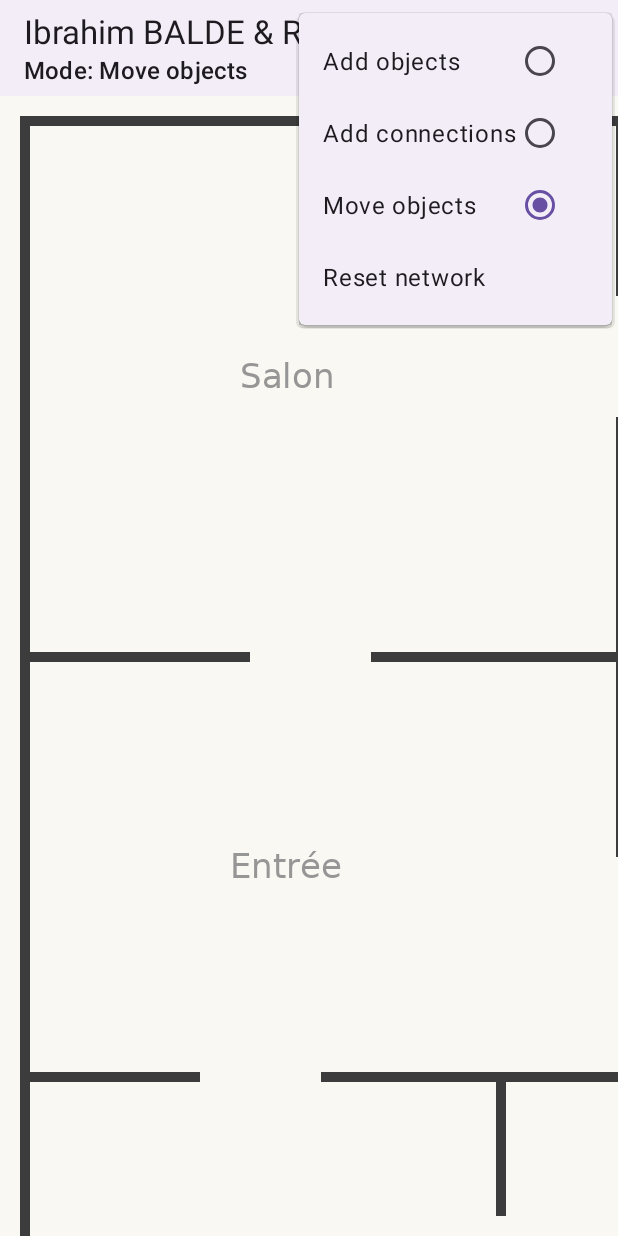
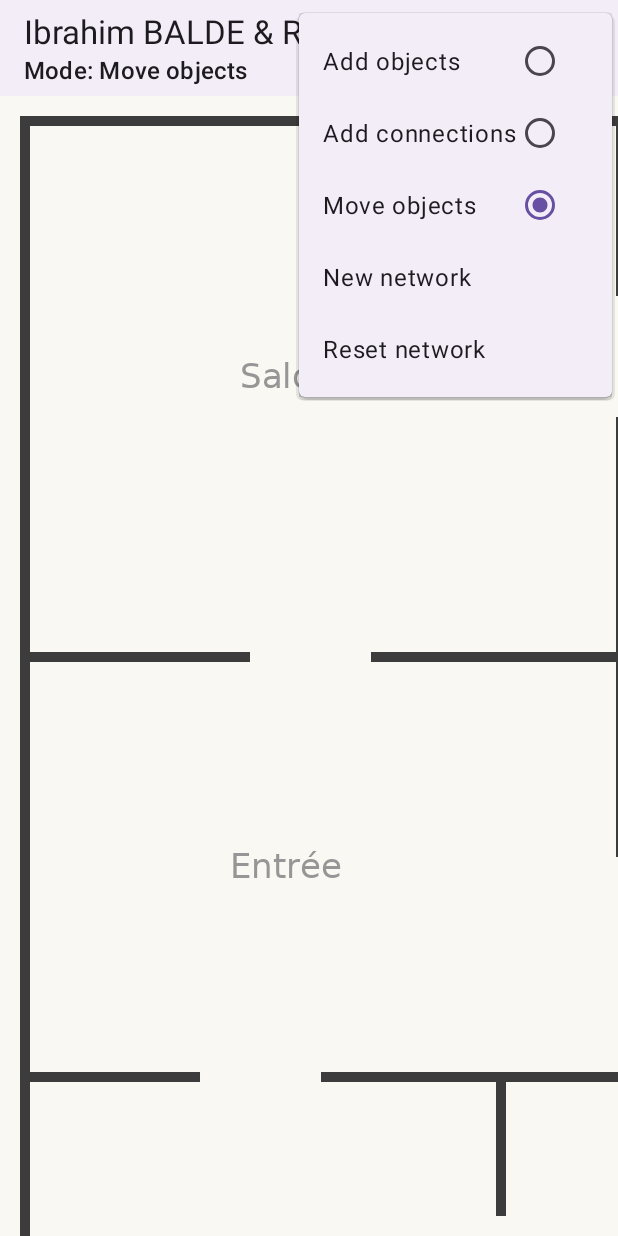
Before and after one commit to Ibrahim41926/networkbn, an Android app: the screen it shows after launch (MainActivity), with the options menu open, on a phone screen of 412 x 824 dp. Run offline under Robolectric (Android 15) with nearby library versions, the phone set to English and light mode, and no system bars.

Commit message:
Ajout du choix de plan et du bouton Nouveau reseau
Deux plans dispo (appartement et maison, plus grand pour tester le defilement). On demande confirmation si le reseau a ete modifie. Reinitialiser garde le plan courant.

```diff
--- /dev/null
+++ b/app/src/main/java/fr/istic/mob/networkBN/model/Plan.kt
@@ -0,0 +1,23 @@
+package fr.istic.mob.networkBN.model
+
+/**
+ * V2 : plans intégrés à l'application.
+ *
+ *  - [id] : identifiant texte STABLE ("appartement", "maison"), indépendant de R.drawable
+ *    et de la langue : c'est lui qui sera enregistré dans les sauvegardes.
+ *  - L'image et le nom affiché sont associés côté vue (voir view/RessourcesPlan.kt) :
+ *    le modèle reste une classe Kotlin pure, sans Android.
+ *
+ * L'ordre des constantes est l'ordre d'affichage dans la boîte « Nouveau réseau ».
+ */
+enum class Plan(val id: String) {
+    APPARTEMENT("appartement"),
+    MAISON("maison");
+
+    companion object {
+        val PAR_DEFAUT = APPARTEMENT
+
+        /** Plan d'identifiant [id], ou null s'il est inconnu (fichier invalide...). */
+        fun depuisId(id: String?): Plan? = entries.firstOrNull { it.id == id }
+    }
+}
--- a/app/src/main/java/fr/istic/mob/networkBN/view/GrapheView.kt
+++ b/app/src/main/java/fr/istic/mob/networkBN/view/GrapheView.kt
@@ -2,7 +2,6 @@ package fr.istic.mob.networkBN.view
 
 import android.content.Context
 import android.graphics.Bitmap
-import android.graphics.BitmapFactory
 import android.graphics.Canvas
 import android.graphics.Color
 import android.graphics.DashPathEffect
@@ -15,10 +14,10 @@ import android.view.GestureDetector
 import android.view.MotionEvent
 import android.view.View
 import android.view.ViewConfiguration
-import fr.istic.mob.networkBN.R
 import fr.istic.mob.networkBN.model.Connexion
 import fr.istic.mob.networkBN.model.Graph
 import fr.istic.mob.networkBN.model.Objet
+import fr.istic.mob.networkBN.model.Plan
 import fr.istic.mob.networkBN.viewModel.ConnexionProvisoire
 import kotlin.math.hypot
 
@@ -49,10 +48,18 @@ class GrapheView @JvmOverloads constructor(
 
     // ---------------- Données à dessiner ----------------
 
-    private val plan: Bitmap = BitmapFactory.decodeResource(resources, R.drawable.plan)
+    /** V2 : plan affiché, choisi par le ViewModel. */
+    var plan: Plan = Plan.PAR_DEFAUT
+        set(value) {
+            if (field == value) return
+            field = value
+            image = chargerImagePlan(resources, value)
+            requestLayout() // la vue prend la taille du nouveau plan
+            invalidate()
+        }
 
-    val largeurPlan: Int get() = plan.width
-    val hauteurPlan: Int get() = plan.height
+    /** Image du plan courant, en taille réelle (1 pixel image = 1 pixel canevas). */
+    private var image: Bitmap = chargerImagePlan(resources, plan)
 
     var graphe: Graph? = null
         set(value) {
@@ -150,13 +157,13 @@ class GrapheView @JvmOverloads constructor(
 
     /** La vue a exactement la taille du plan ; les ScrollView parentes gèrent le défilement. */
     override fun onMeasure(widthMeasureSpec: Int, heightMeasureSpec: Int) {
-        setMeasuredDimension(plan.width, plan.height)
+        setMeasuredDimension(image.width, image.height)
     }
 
     // ---------------- Dessin ----------------
 
     override fun onDraw(canvas: Canvas) {
-        canvas.drawBitmap(plan, 0f, 0f, null)
+        canvas.drawBitmap(image, 0f, 0f, null)
         val g = graphe ?: return
 
         // 1. Connexions (sous les objets) : courbe de Bézier quadratique A -> C -> B.
--- /dev/null
+++ b/app/src/main/java/fr/istic/mob/networkBN/view/RessourcesPlan.kt
@@ -0,0 +1,39 @@
+package fr.istic.mob.networkBN.view
+
+import android.content.res.Resources
+import android.graphics.Bitmap
+import android.graphics.BitmapFactory
+import fr.istic.mob.networkBN.R
+import fr.istic.mob.networkBN.model.Plan
+
+/**
+ * V2 : ressources Android associées à chaque [Plan] (le modèle ne connaît que son identifiant).
+ * Images dans drawable-nodpi, décodées sans mise à l'échelle : 1 pixel image = 1 pixel canevas.
+ */
+
+/** Image du plan. */
+val Plan.image: Int
+    get() = when (this) {
+        Plan.APPARTEMENT -> R.drawable.plan_appartement
+        Plan.MAISON -> R.drawable.plan_maison
+    }
+
+/** Nom affiché (traduit) du plan. */
+val Plan.nom: Int
+    get() = when (this) {
+        Plan.APPARTEMENT -> R.string.plan_appartement
+        Plan.MAISON -> R.string.plan_maison
+    }
+
+private fun optionsSansMiseAEchelle() = BitmapFactory.Options().apply { inScaled = false }
+
+/** Image du plan, en taille réelle. */
+fun chargerImagePlan(resources: Resources, plan: Plan): Bitmap =
+    BitmapFactory.decodeResource(resources, plan.image, optionsSansMiseAEchelle())
+
+/** Largeur et hauteur du plan en pixels, sans décoder l'image. */
+fun dimensionsPlan(resources: Resources, plan: Plan): Pair<Int, Int> {
+    val options = optionsSansMiseAEchelle().apply { inJustDecodeBounds = true }
+    BitmapFactory.decodeResource(resources, plan.image, options)
+    return options.outWidth to options.outHeight
+}
--- a/app/src/main/res/menu/menu_principal.xml
+++ b/app/src/main/res/menu/menu_principal.xml
@@ -16,6 +16,11 @@
             android:title="@string/mode_modification" />
     </group>
 
+    <!-- V2 : graphe vide sur un plan choisi. -->
+    <item
+        android:id="@+id/action_nouveau_reseau"
+        android:title="@string/action_nouveau_reseau" />
+
     <item
         android:id="@+id/action_reinitialiser"
         android:title="@string/action_reinitialiser" />
--- a/app/src/main/res/values/strings.xml
+++ b/app/src/main/res/values/strings.xml
@@ -36,6 +36,14 @@
     <string name="epaisseur_moyenne">Medium</string>
     <string name="epaisseur_epaisse">Thick</string>
 
+    <!-- V2 : Nouveau réseau et plans intégrés. -->
+    <string name="action_nouveau_reseau">New network</string>
+    <string name="titre_choisir_plan">Choose a floor plan</string>
+    <string name="plan_appartement">Apartment</string>
+    <string name="plan_maison">House</string>
+    <string name="titre_reseau_non_enregistre">Unsaved network</string>
+    <string name="message_reseau_non_enregistre">The current network has not been saved. Replace it?</string>
+
     <string name="titre_reinitialiser">Reset the network?</string>
     <string name="message_reinitialiser">All objects and connections will be deleted.</string>
 
```
Also changed, not shown: app/src/main/java/fr/istic/mob/networkBN/MainActivity.kt (+74 -1 lines), app/src/main/java/fr/istic/mob/networkBN/viewModel/GraphViewModel.kt (+47 -10 lines), app/src/main/res/drawable-nodpi/plan_appartement.png (renamed from app/src/main/res/drawable-nodpi/plan.png), app/src/main/res/drawable-nodpi/plan_maison.png (added), 2 other files.
